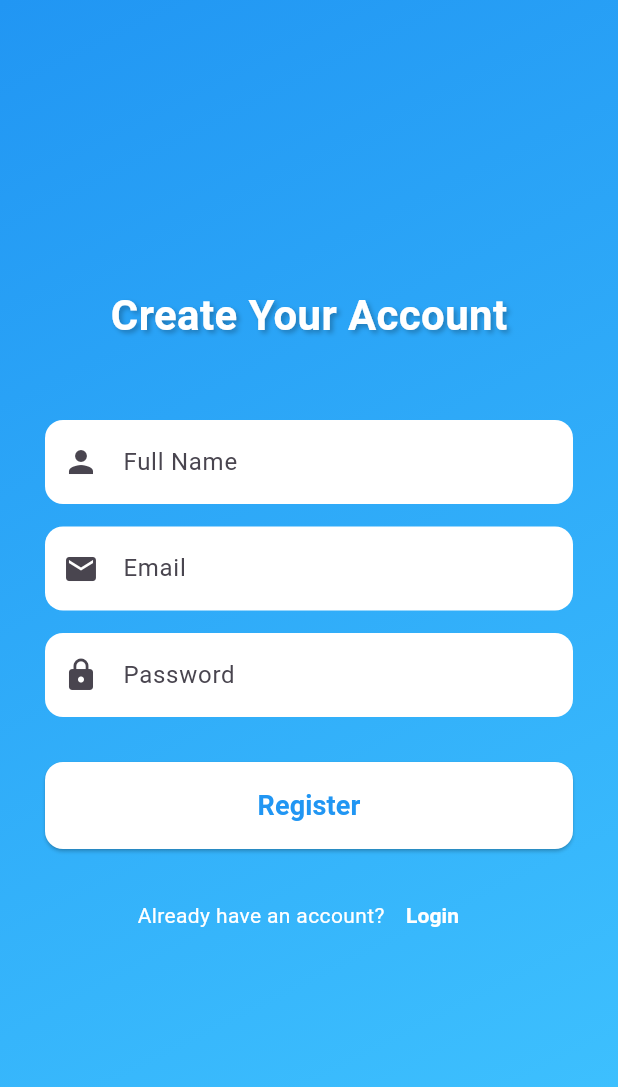
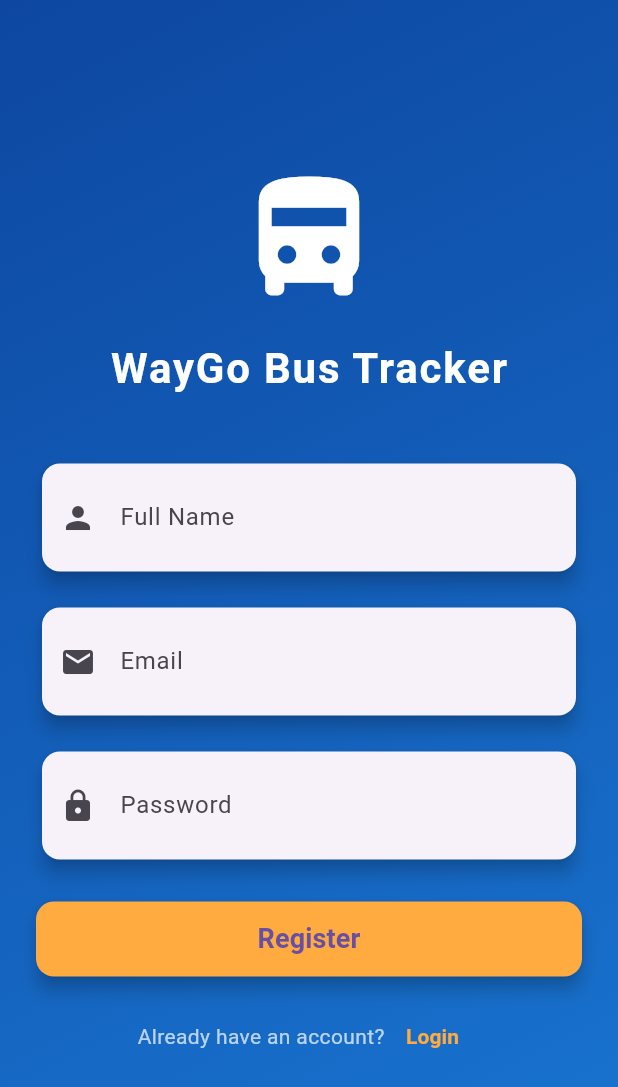
Before and after one commit to SanmuganathanLathusan/bus_tracker, a Flutter app: the SignUpScreen screen opened by its route, on a phone screen of 412 x 824 dp. Shown: the top 1087 px of the screen. Run offline on Flutter 3.47's test engine with Material 3 defaults, Android fonts, the phone set to English and light mode, and no system bars; our stand-ins replace geolocator, google_maps_flutter, permission_handler.

Commit message:
modified lib/screens/signup.dart file

```diff
--- a/lib/screens/signup.dart
+++ b/lib/screens/signup.dart
@@ -1,7 +1,6 @@
-import 'dart:convert';
 import 'package:flutter/material.dart';
-import 'package:http/http.dart' as http;
-import 'package:waygo/screens/HomePage.dart'; // Import your HomePage
+import '../services/api_service.dart';
+import 'HomePage.dart';
 
 class SignUpScreen extends StatefulWidget {
   const SignUpScreen({super.key});
@@ -11,47 +10,33 @@
 }
 
 class _SignUpScreenState extends State<SignUpScreen> {
-  final TextEditingController nameController = TextEditingController();
-  final TextEditingController emailController = TextEditingController();
-  final TextEditingController passwordController = TextEditingController();
+  final nameController = TextEditingController();
+  final emailController = TextEditingController();
+  final passwordController = TextEditingController();
   bool isLoading = false;
 
   Future<void> registerUser() async {
     setState(() => isLoading = true);
 
-    try {
-      final response = await http.post(
-        Uri.parse('http://localhost:5000/api/auth/register'),
-        headers: {"Content-Type": "application/json"},
-        body: jsonEncode({
-          "name": nameController.text.trim(),
-          "email": emailController.text.trim(),
-          "password": passwordController.text.trim(),
-        }),
+    final result = await ApiService.registerUser(
+      name: nameController.text.trim(),
+      email: emailController.text.trim(),
+      password: passwordController.text.trim(),
     );
 
     setState(() => isLoading = false);
 
-      if (response.statusCode == 201 || response.statusCode == 200) {
-        final data = jsonDecode(response.body);
+    if (result['statusCode'] == 200 || result['statusCode'] == 201) {
       ScaffoldMessenger.of(context).showSnackBar(
-          SnackBar(content: Text(data['message'] ?? 'Registration successful!')),
+        SnackBar(content: Text(result['data']['message'] ?? 'Registration successful!')),
       );
-        // Navigate to HomePage after successful signup
       Navigator.pushReplacement(
         context,
         MaterialPageRoute(builder: (context) => const HomePage()),
       );
     } else {
-        final data = jsonDecode(response.body);
       ScaffoldMessenger.of(context).showSnackBar(
-          SnackBar(content: Text(data['message'] ?? 'Registration failed')),
-        );
-      }
-    } catch (e) {
-      setState(() => isLoading = false);
-      ScaffoldMessenger.of(context).showSnackBar(
-        SnackBar(content: Text('Error: $e')),
+        SnackBar(content: Text(result['data']['message'] ?? 'Registration failed')),
       );
     }
   }
@@ -64,7 +49,7 @@
         height: double.infinity,
         decoration: const BoxDecoration(
           gradient: LinearGradient(
-            colors: [Colors.blue, Colors.lightBlueAccent],
+            colors: [Color(0xFF0D47A1), Color(0xFF1976D2)],
             begin: Alignment.topLeft,
             end: Alignment.bottomRight,
           ),
@@ -72,115 +57,111 @@
         child: SafeArea(
           child: Center(
             child: SingleChildScrollView(
-              padding: const EdgeInsets.symmetric(horizontal: 30),
+              padding: const EdgeInsets.symmetric(horizontal: 24),
               child: Column(
-                mainAxisAlignment: MainAxisAlignment.center,
+                crossAxisAlignment: CrossAxisAlignment.center,
                 children: [
+                  // App Logo or Bus Icon
+                  const Icon(
+                    Icons.directions_bus_filled,
+                    size: 100,
+                    color: Colors.white,
+                  ),
+                  const SizedBox(height: 16),
                   const Text(
-                    'Create Your Account',
+                    "WayGo Bus Tracker",
                     style: TextStyle(
                       fontSize: 28,
                       fontWeight: FontWeight.bold,
                       color: Colors.white,
-                      shadows: [
-                        Shadow(
-                          color: Colors.black26,
-                          offset: Offset(2, 2),
-                          blurRadius: 4,
-                        ),
-                      ],
+                      letterSpacing: 1.2,
                     ),
                   ),
-                  const SizedBox(height: 50),
+                  const SizedBox(height: 40),
+
                   // Name Field
-                  TextField(
+                  Card(
+                    elevation: 5,
+                    shape: RoundedRectangleBorder(borderRadius: BorderRadius.circular(12)),
+                    child: TextField(
                       controller: nameController,
-                    decoration: InputDecoration(
+                      decoration: const InputDecoration(
+                        prefixIcon: Icon(Icons.person),
                         labelText: 'Full Name',
-                      filled: true,
-                      fillColor: Colors.white,
-                      prefixIcon: const Icon(Icons.person),
-                      border: OutlineInputBorder(
-                        borderRadius: BorderRadius.circular(12),
-                        borderSide: BorderSide.none,
+                        border: InputBorder.none,
+                        contentPadding: EdgeInsets.symmetric(horizontal: 16, vertical: 16),
                       ),
                     ),
                   ),
-                  const SizedBox(height: 15),
+                  const SizedBox(height: 16),
+
                   // Email Field
-                  TextField(
+                  Card(
+                    elevation: 5,
+                    shape: RoundedRectangleBorder(borderRadius: BorderRadius.circular(12)),
+                    child: TextField(
                       controller: emailController,
-                    decoration: InputDecoration(
+                      decoration: const InputDecoration(
+                        prefixIcon: Icon(Icons.email),
                         labelText: 'Email',
-                      filled: true,
-                      fillColor: Colors.white,
-                      prefixIcon: const Icon(Icons.email),
-                      border: OutlineInputBorder(
-                        borderRadius: BorderRadius.circular(12),
-                        borderSide: BorderSide.none,
+                        border: InputBorder.none,
+                        contentPadding: EdgeInsets.symmetric(horizontal: 16, vertical: 16),
                       ),
                     ),
                   ),
-                  const SizedBox(height: 15),
+                  const SizedBox(height: 16),
+
                   // Password Field
-                  TextField(
+                  Card(
+                    elevation: 5,
+                    shape: RoundedRectangleBorder(borderRadius: BorderRadius.circular(12)),
+                    child: TextField(
                       controller: passwordController,
                       obscureText: true,
-                    decoration: InputDecoration(
+                      decoration: const InputDecoration(
+                        prefixIcon: Icon(Icons.lock),
                         labelText: 'Password',
-                      filled: true,
-                      fillColor: Colors.white,
-                      prefixIcon: const Icon(Icons.lock),
-                      border: OutlineInputBorder(
-                        borderRadius: BorderRadius.circular(12),
-                        borderSide: BorderSide.none,
+                        border: InputBorder.none,
+                        contentPadding: EdgeInsets.symmetric(horizontal: 16, vertical: 16),
                       ),
                     ),
                   ),
-                  const SizedBox(height: 30),
+                  const SizedBox(height: 24),
+
                   // Register Button
                   SizedBox(
                     width: double.infinity,
+                    height: 50,
                     child: ElevatedButton(
                       onPressed: isLoading ? null : registerUser,
                       style: ElevatedButton.styleFrom(
-                        padding: const EdgeInsets.symmetric(vertical: 16),
-                        backgroundColor: Colors.white,
-                        shape: RoundedRectangleBorder(
-                          borderRadius: BorderRadius.circular(12),
-                        ),
+                        backgroundColor: Colors.orangeAccent,
+                        shape: RoundedRectangleBorder(borderRadius: BorderRadius.circular(12)),
+                        elevation: 5,
                       ),
                       child: isLoading
-                          ? const CircularProgressIndicator(color: Colors.blue)
+                          ? const CircularProgressIndicator(color: Colors.white)
                           : const Text(
                               'Register',
-                              style: TextStyle(
-                                fontSize: 18,
-                                fontWeight: FontWeight.bold,
-                                color: Colors.blue,
+                              style: TextStyle(fontSize: 18, fontWeight: FontWeight.bold),
                             ),
                     ),
                   ),
-                  ),
-                  const SizedBox(height: 20),
-                  // Already have account
+
+                  const SizedBox(height: 16),
+                  // Login Redirect
                   Row(
                     mainAxisAlignment: MainAxisAlignment.center,
                     children: [
                       const Text(
                         "Already have an account?",
-                        style: TextStyle(color: Colors.white),
+                        style: TextStyle(color: Colors.white70),
                       ),
                       TextButton(
-                        onPressed: () {
-                          Navigator.pushNamed(context, '/login');
-                        },
+                        onPressed: () => Navigator.pushNamed(context, '/login'),
                         child: const Text(
                           "Login",
-                          style: TextStyle(
-                            fontWeight: FontWeight.bold,
-                            color: Colors.white,
-                          ),
+                          style: TextStyle(color: Colors.orangeAccent, fontWeight: FontWeight.bold),
                         ),
                       ),
                     ],
```
Lines whose indentation alone changed are shown as unchanged.
